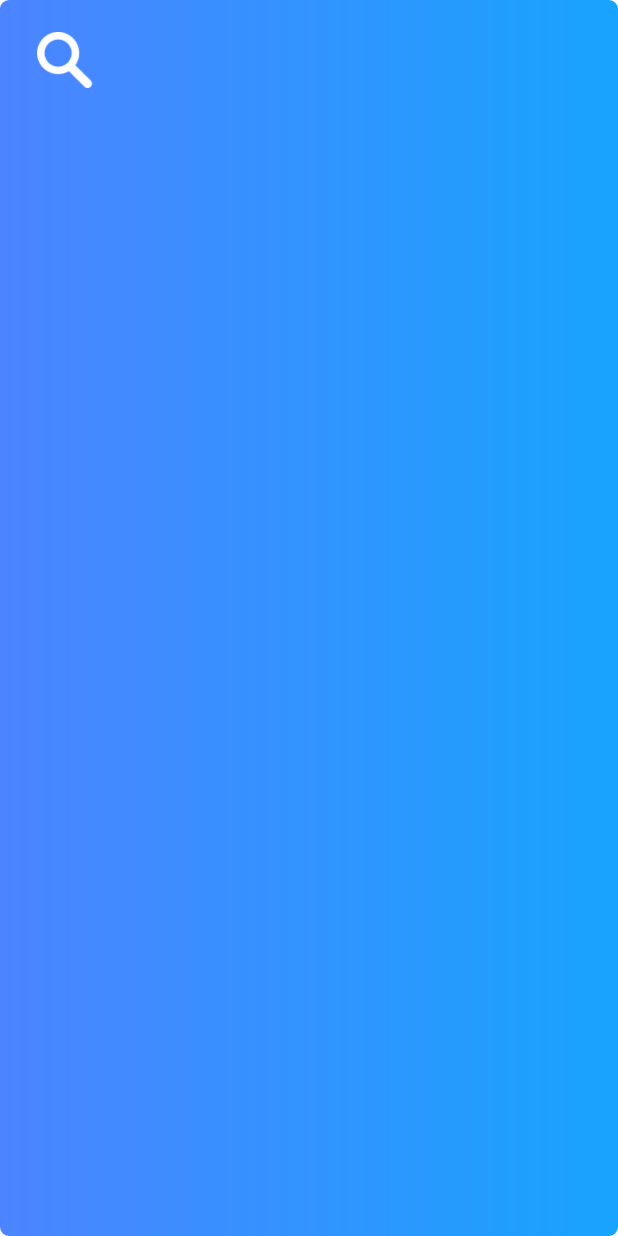
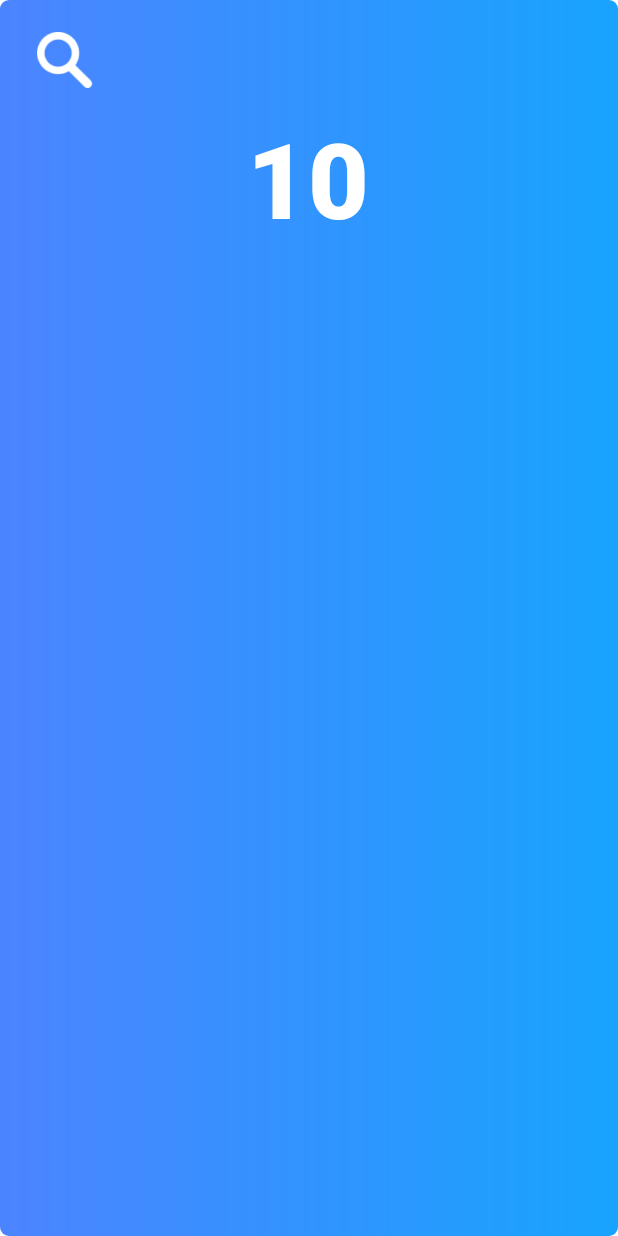
Before and after one commit to 1mohamedelasri/weather-app, an Android app: the layout activity_main.xml on its own in the app's theme, with its tools: preview values and no code run, on a phone screen of 412 x 824 dp. Run offline under Robolectric (Android 15) with nearby library versions, the phone set to English and light mode, and no system bars.

Commit message:
[Fix] view slider vertical scrolling

```diff
--- /dev/null
+++ b/app/src/main/res/animator/flipping.xml
@@ -0,0 +1,4 @@
+<?xml version="1.0" encoding="utf-8"?>
+<objectAnimator xmlns:android="http://schemas.android.com/apk/res/android"
+    android:valueFrom="0" android:valueTo="360" android:propertyName="rotationY" >
+</objectAnimator>
--- a/app/src/main/res/layout/activity_main.xml
+++ b/app/src/main/res/layout/activity_main.xml
@@ -9,17 +9,48 @@
     android:background="@drawable/btn_gradient_style"
     tools:context=".MainActivity">
 
+    <ScrollView
+        android:layout_width="match_parent"
+        android:layout_height="match_parent"
+        android:fillViewport="true">
+
+        <androidx.constraintlayout.widget.ConstraintLayout
+            android:layout_width="match_parent"
+            android:layout_height="match_parent"
+            >
+
+
+            <TextView
+                android:id="@+id/intro_title"
+                android:layout_width="wrap_content"
+                android:layout_height="wrap_content"
+                android:layout_marginTop="72dp"
+                android:fontFamily="sans-serif-black"
+                android:text="10"
+                android:textColor="@color/design_default_color_on_primary"
+                android:textSize="70dp"
+                android:textStyle="bold"
+                app:layout_constraintEnd_toEndOf="parent"
+                app:layout_constraintHorizontal_bias="0.498"
+                app:layout_constraintStart_toStartOf="parent"
+                app:layout_constraintTop_toTopOf="parent" />
 
             <androidx.viewpager.widget.ViewPager
                 android:id="@+id/screen_viewpager"
-        android:layout_width="0dp"
-        android:layout_height="592dp"
-        android:layout_marginTop="76dp"
+                android:layout_width="400dp"
+                android:layout_height="524dp"
+                android:layout_marginTop="168dp"
                 android:background="#00000000"
                 app:layout_constraintEnd_toEndOf="parent"
-        app:layout_constraintHorizontal_bias="0.0"
+                app:layout_constraintHorizontal_bias="0.454"
                 app:layout_constraintStart_toStartOf="parent"
                 app:layout_constraintTop_toTopOf="parent"></androidx.viewpager.widget.ViewPager>
+
+        </androidx.constraintlayout.widget.ConstraintLayout>
+
+    </ScrollView>
+
+
 
     <ImageView
         android:id="@+id/imageView"
--- a/app/src/main/res/values/colors.xml
+++ b/app/src/main/res/values/colors.xml
@@ -1,5 +1,7 @@
 <?xml version="1.0" encoding="utf-8"?>
 <resources>
+    <color name="colorSecondary">#4c84ff</color>
+    <color name="colorPrimary">#18a3fe</color>
     <color name="purple_200">#FFBB86FC</color>
     <color name="purple_500">#FF6200EE</color>
     <color name="purple_700">#FF3700B3</color>
```
Also changed, not shown: app/src/main/java/com/devel/weatherapp/MainActivity.java (+15 -24 lines), app/src/main/java/com/devel/weatherapp/adapters/IntroViewPagerAdapter.java (+33 -3 lines), app/src/main/res/layout/layout_screen.xml (+10 -34 lines). Lines whose indentation alone changed are shown as unchanged.
